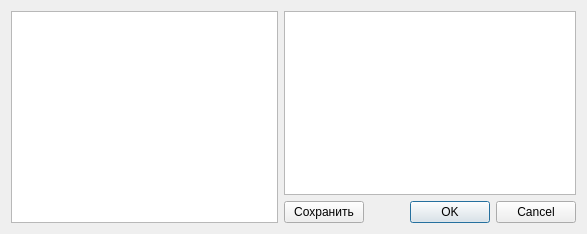
nio-kun/timetable, file services.ui: the form before one commit.
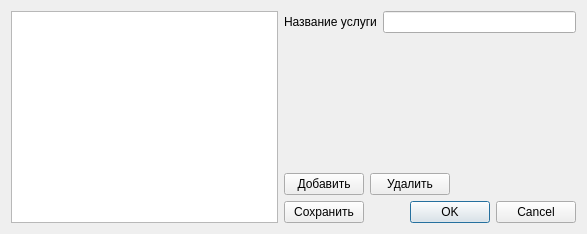
The form after the commit.

Diff of the .ui file:
```diff
--- a/services.ui
+++ b/services.ui
@@ -22,7 +22,62 @@
      <item>
       <layout class="QVBoxLayout" name="verticalLayout">
        <item>
-        <widget class="QPlainTextEdit" name="plainTextEdit"/>
+        <layout class="QHBoxLayout" name="horizontalLayout_4">
+         <item>
+          <widget class="QLabel" name="label">
+           <property name="text">
+            <string>Название услуги</string>
+           </property>
+          </widget>
+         </item>
+         <item>
+          <widget class="QLineEdit" name="lineEdit"/>
+         </item>
+        </layout>
+       </item>
+       <item>
+        <spacer name="verticalSpacer">
+         <property name="orientation">
+          <enum>Qt::Vertical</enum>
+         </property>
+         <property name="sizeHint" stdset="0">
+          <size>
+           <width>20</width>
+           <height>40</height>
+          </size>
+         </property>
+        </spacer>
+       </item>
+       <item>
+        <layout class="QHBoxLayout" name="horizontalLayout_2">
+         <item>
+          <widget class="QPushButton" name="pushButton_2">
+           <property name="text">
+            <string>Добавить</string>
+           </property>
+          </widget>
+         </item>
+         <item>
+          <widget class="QPushButton" name="pushButton_3">
+           <property name="text">
+            <string>Удалить</string>
+           </property>
+          </widget>
+         </item>
+         <item>
+          <spacer name="horizontalSpacer">
+           <property name="orientation">
+            <enum>Qt::Horizontal</enum>
+           </property>
+           <property name="sizeHint" stdset="0">
+            <size>
+             <width>40</width>
+             <height>20</height>
+            </size>
+           </property>
+          </spacer>
+         </item>
+        </layout>
        </item>
        <item>
         <layout class="QHBoxLayout" name="horizontalLayout_3">
```
Left out of the diff: 2 changed lines with no effect on the pictures.
